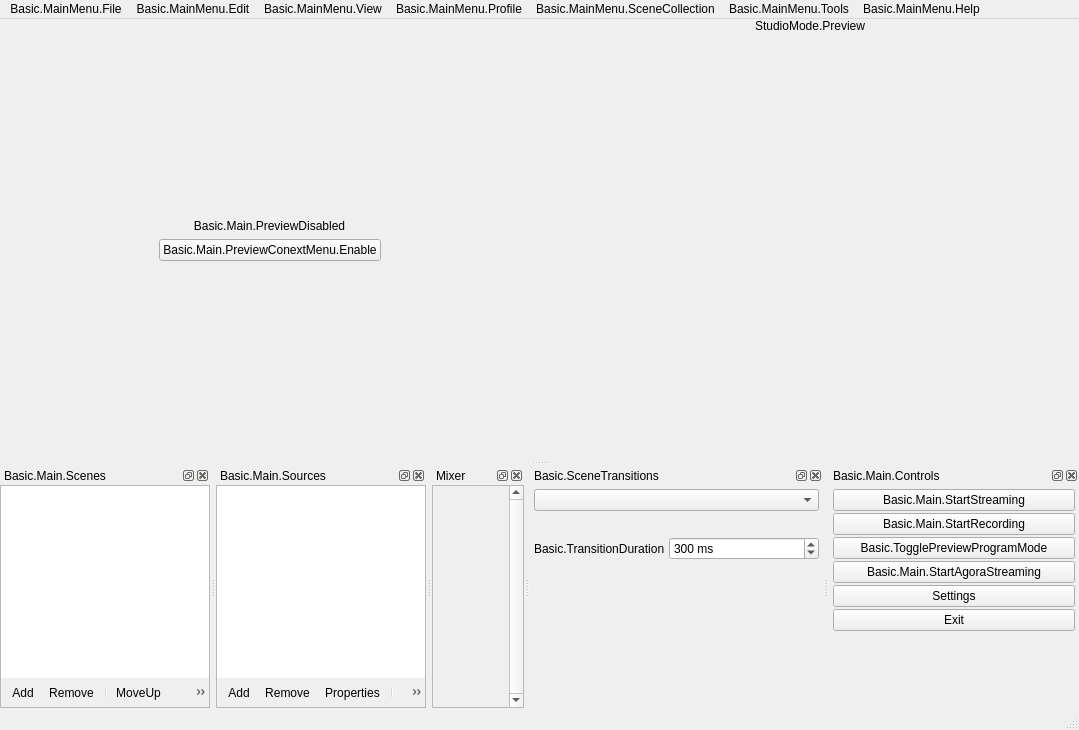
The window that UI/forms/OBSBasic.ui (AgoraIO/OBS) describes before a commit, drawn with Qt 5.
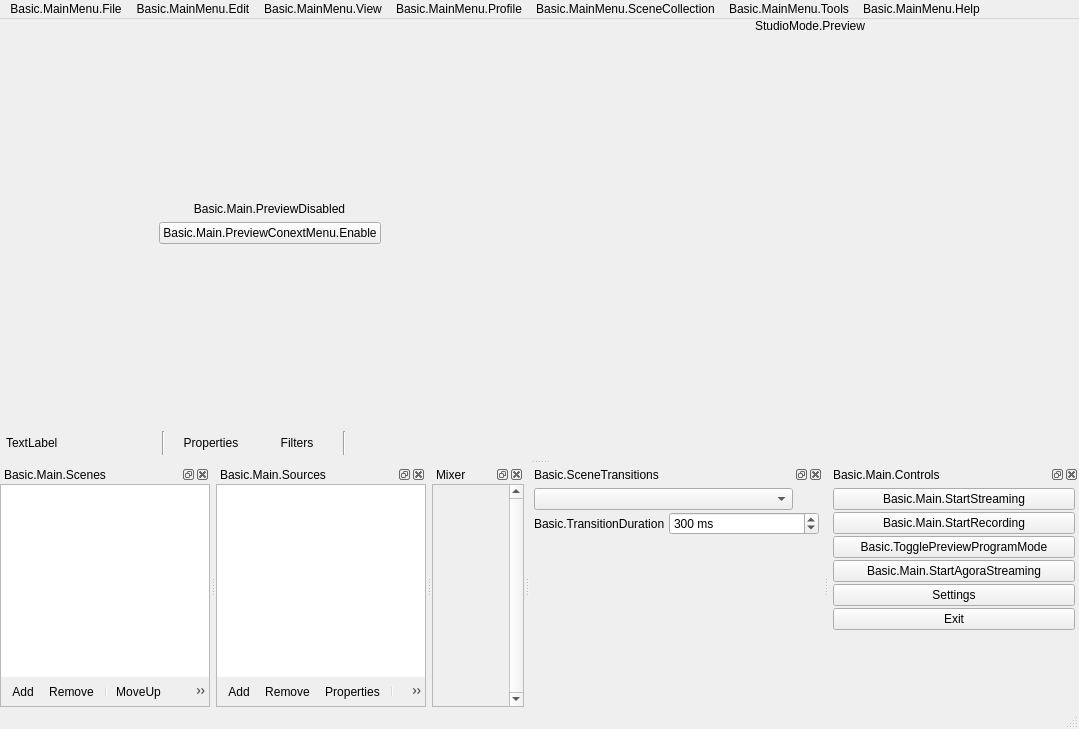
The same window after the commit. Icons and pictures are not drawn. Custom widgets are drawn as their Qt base class.

The edit to the form file:
```diff
--- a/UI/forms/OBSBasic.ui
+++ b/UI/forms/OBSBasic.ui
@@ -8,7 +8,7 @@
     <x>0</x>
     <y>0</y>
     <width>1079</width>
-    <height>730</height>
+    <height>729</height>
    </rect>
   </property>
   <property name="sizePolicy">
@@ -195,6 +195,187 @@
       </item>
      </layout>
     </item>
+    <item>
+     <widget class="QWidget" name="contextContainer" native="true">
+      <property name="sizePolicy">
+       <sizepolicy hsizetype="Preferred" vsizetype="Preferred">
+        <horstretch>0</horstretch>
+        <verstretch>0</verstretch>
+       </sizepolicy>
+      </property>
+      <property name="minimumSize">
+       <size>
+        <width>0</width>
+        <height>32</height>
+       </size>
+      </property>
+      <property name="maximumSize">
+       <size>
+        <width>16777215</width>
+        <height>32</height>
+       </size>
+      </property>
+      <layout class="QHBoxLayout" name="horizontalLayout9">
+       <property name="spacing">
+        <number>4</number>
+       </property>
+       <property name="sizeConstraint">
+        <enum>QLayout::SetDefaultConstraint</enum>
+       </property>
+       <property name="leftMargin">
+        <number>6</number>
+       </property>
+       <property name="topMargin">
+        <number>4</number>
+       </property>
+       <property name="rightMargin">
+        <number>6</number>
+       </property>
+       <property name="bottomMargin">
+        <number>4</number>
+       </property>
+       <item>
+        <widget class="QWidget" name="contextSubContainer" native="true">
+         <property name="sizePolicy">
+          <sizepolicy hsizetype="Preferred" vsizetype="Preferred">
+           <horstretch>0</horstretch>
+           <verstretch>0</verstretch>
+          </sizepolicy>
+         </property>
+         <property name="minimumSize">
+          <size>
+           <width>0</width>
+           <height>0</height>
+          </size>
+         </property>
+         <layout class="QHBoxLayout" name="horizontalLayout_5">
+          <property name="spacing">
+           <number>6</number>
+          </property>
+          <property name="leftMargin">
+           <number>0</number>
+          </property>
+          <property name="topMargin">
+           <number>0</number>
+          </property>
+          <property name="rightMargin">
+           <number>0</number>
+          </property>
+          <property name="bottomMargin">
+           <number>0</number>
+          </property>
+          <item>
+           <widget class="QLabel" name="contextSourceLabel">
+            <property name="minimumSize">
+             <size>
+              <width>150</width>
+              <height>0</height>
+             </size>
+            </property>
+            <property name="maximumSize">
+             <size>
+              <width>150</width>
+              <height>16</height>
+             </size>
+            </property>
+            <property name="text">
+             <string>TextLabel</string>
+            </property>
+           </widget>
+          </item>
+          <item>
+           <widget class="Line" name="line_3">
+            <property name="orientation">
+             <enum>Qt::Vertical</enum>
+            </property>
+           </widget>
+          </item>
+          <item>
+           <widget class="QPushButton" name="sourcePropertiesButton">
+            <property name="sizePolicy">
+             <sizepolicy hsizetype="Minimum" vsizetype="Fixed">
+              <horstretch>0</horstretch>
+              <verstretch>0</verstretch>
+             </sizepolicy>
+            </property>
+            <property name="toolTip">
+             <string>Properties</string>
+            </property>
+            <property name="text">
+             <string>Properties</string>
+            </property>
+            <property name="icon">
+             <iconset resource="obs.qrc">
+              <normaloff>:/settings/images/settings/general.svg</normaloff>:/settings/images/settings/general.svg</iconset>
+            </property>
+            <property name="flat">
+             <bool>true</bool>
+            </property>
+            <property name="themeID2" stdset="0">
+             <string notr="true">contextBarButton</string>
+            </property>
+           </widget>
+          </item>
+          <item>
+           <widget class="QPushButton" name="sourceFiltersButton">
+            <property name="toolTip">
+             <string>Filters</string>
+            </property>
+            <property name="text">
+             <string>Filters</string>
+            </property>
+            <property name="icon">
+             <iconset resource="obs.qrc">
+              <normaloff>:/res/images/filter.svg</normaloff>:/res/images/filter.svg</iconset>
+            </property>
+            <property name="flat">
+             <bool>true</bool>
+            </property>
+            <property name="themeID2" stdset="0">
+             <string notr="true">contextBarButton</string>
+            </property>
+           </widget>
+          </item>
+          <item>
+           <widget class="Line" name="line">
+            <property name="orientation">
+             <enum>Qt::Vertical</enum>
+            </property>
+           </widget>
+          </item>
+         </layout>
+        </widget>
+       </item>
+       <item>
+        <widget class="QWidget" name="emptySpace" native="true">
+         <property name="sizePolicy">
+          <sizepolicy hsizetype="Expanding" vsizetype="Preferred">
+           <horstretch>0</horstretch>
+           <verstretch>0</verstretch>
+          </sizepolicy>
+         </property>
+         <layout class="QHBoxLayout" name="horizontalLayout_6">
+          <property name="spacing">
+           <number>0</number>
+          </property>
+          <property name="leftMargin">
+           <number>0</number>
+          </property>
+          <property name="topMargin">
+           <number>0</number>
+          </property>
+          <property name="rightMargin">
+           <number>0</number>
+          </property>
+          <property name="bottomMargin">
+           <number>0</number>
+          </property>
+         </layout>
+        </widget>
+       </item>
+      </layout>
+     </widget>
+    </item>
    </layout>
   </widget>
   <widget class="QMenuBar" name="menubar">
@@ -882,107 +1063,21 @@
         <property name="bottomMargin">
          <number>0</number>
         </property>
-        <item>
-         <widget class="QComboBox" name="transitions">
-          <property name="minimumSize">
-           <size>
-            <width>120</width>
-            <height>0</height>
-           </size>
-          </property>
-          <property name="accessibleName">
-           <string>Transition</string>
-          </property>
-         </widget>
-        </item>
         <item>
          <layout class="QHBoxLayout" name="horizontalLayout_4">
           <property name="spacing">
            <number>4</number>
           </property>
           <item>
-           <spacer name="horizontalSpacer">
-            <property name="orientation">
-             <enum>Qt::Horizontal</enum>
-            </property>
-            <property name="sizeType">
-             <enum>QSizePolicy::Expanding</enum>
-            </property>
-            <property name="sizeHint" stdset="0">
+           <widget class="QComboBox" name="transitions">
+            <property name="minimumSize">
              <size>
-              <width>40</width>
-              <height>20</height>
+              <width>120</width>
+              <height>0</height>
              </size>
             </property>
-           </spacer>
-          </item>
-          <item>
-           <widget class="QPushButton" name="transitionAdd">
-            <property name="sizePolicy">
-             <sizepolicy hsizetype="Maximum" vsizetype="Maximum">
-              <horstretch>0</horstretch>
-              <verstretch>0</verstretch>
-             </sizepolicy>
-            </property>
-            <property name="maximumSize">
-             <size>
-              <width>22</width>
-              <height>22</height>
-             </size>
-            </property>
-            <property name="toolTip">
-             <string>Basic.AddTransition</string>
-            </property>
             <property name="accessibleName">
-             <string>Basic.AddTransition</string>
-            </property>
-            <property name="text">
-             <string notr="true"/>
-            </property>
-            <property name="icon">
-             <iconset>
-              <normaloff>:/res/images/add.png</normaloff>:/res/images/add.png</iconset>
-            </property>
-            <property name="flat">
-             <bool>true</bool>
-            </property>
-            <property name="themeID" stdset="0">
-             <string notr="true">addIconSmall</string>
-            </property>
-           </widget>
-          </item>
-          <item>
-           <widget class="QPushButton" name="transitionRemove">
-            <property name="sizePolicy">
-             <sizepolicy hsizetype="Maximum" vsizetype="Maximum">
-              <horstretch>0</horstretch>
-              <verstretch>0</verstretch>
-             </sizepolicy>
-            </property>
-            <property name="maximumSize">
-             <size>
-              <width>22</width>
-              <height>22</height>
-             </size>
-            </property>
-            <property name="toolTip">
-             <string>Basic.RemoveTransition</string>
-            </property>
-            <property name="accessibleName">
-             <string>Basic.RemoveTransition</string>
-            </property>
-            <property name="text">
-             <string notr="true"/>
-            </property>
-            <property name="icon">
-             <iconset>
-              <normaloff>:/res/images/list_remove.png</normaloff>:/res/images/list_remove.png</iconset>
-            </property>
-            <property name="flat">
-             <bool>true</bool>
-            </property>
-            <property name="themeID" stdset="0">
-             <string notr="true">removeIconSmall</string>
+             <string>Transition</string>
             </property>
            </widget>
           </item>
```
Left out of the diff: 34 changed lines with no effect on the pictures.
